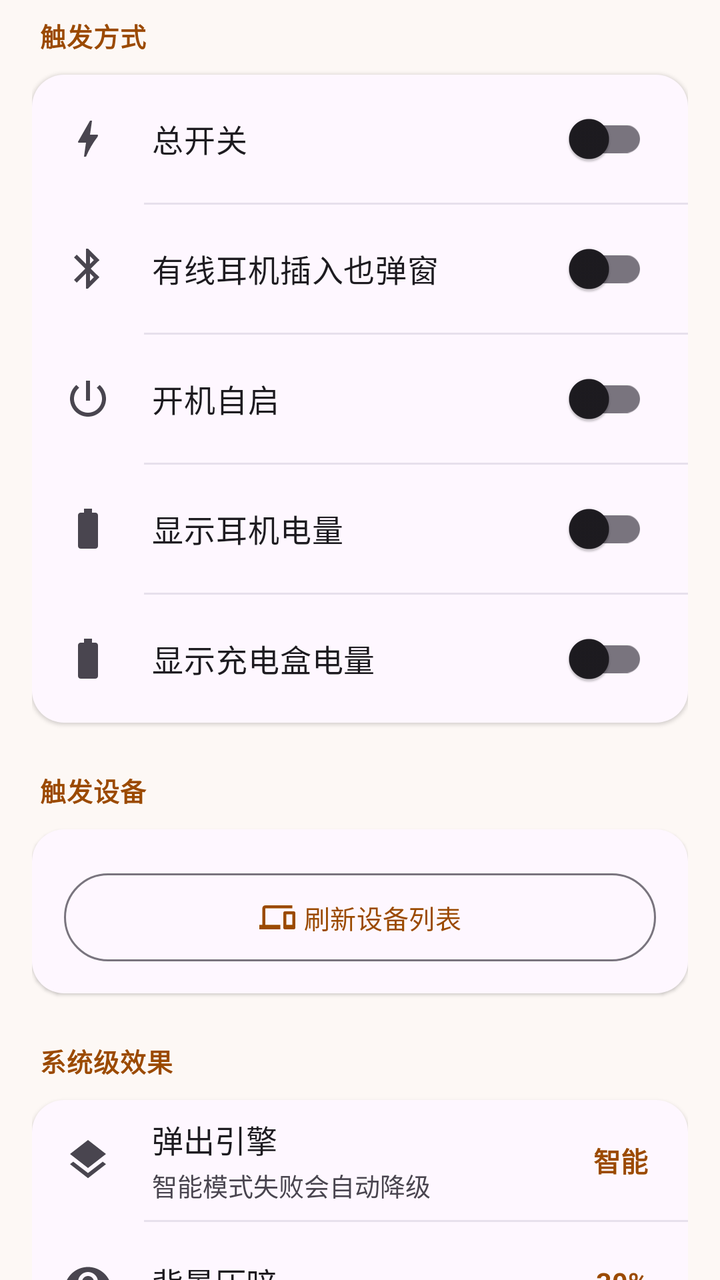
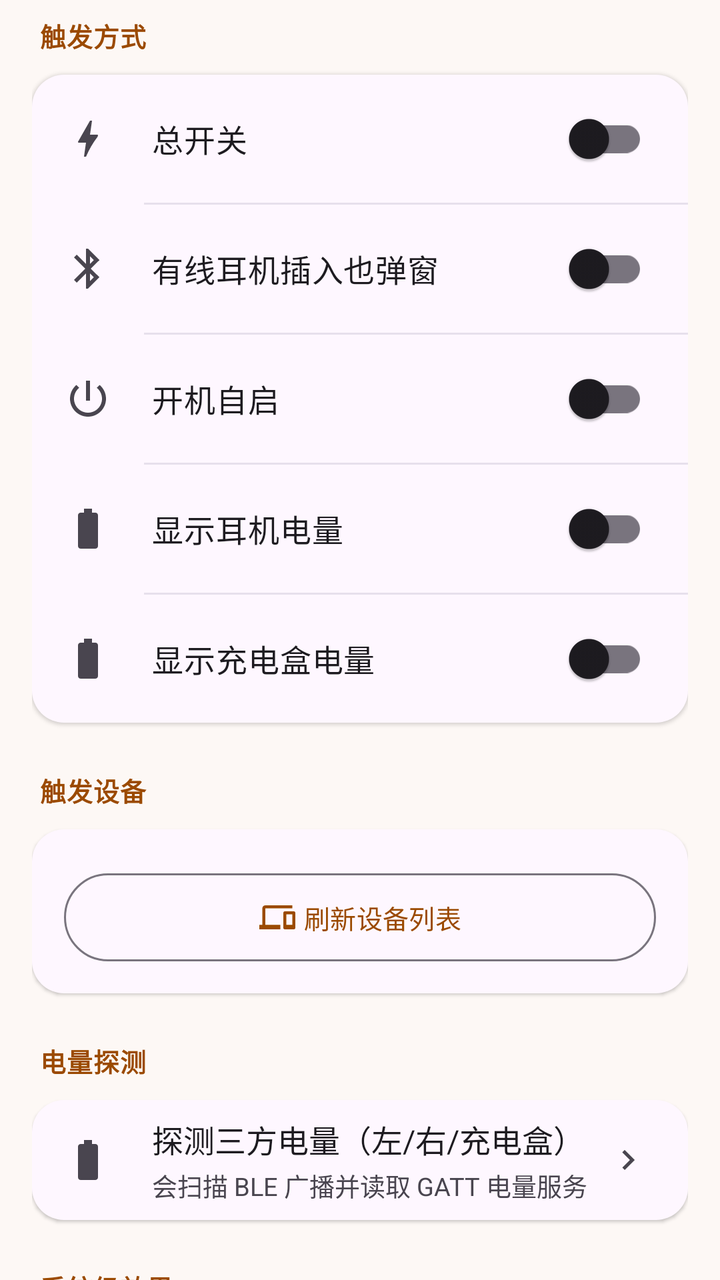

An Android layout rendered at two revisions. The XML below is the earlier revision; the diff shows what the commit changed to produce the second picture.
<!-- AndroidManifest.xml: application theme AppTheme -->
<!-- res/layout/tab_settings.xml -->
<?xml version="1.0" encoding="utf-8"?>
<androidx.core.widget.NestedScrollView xmlns:android="http://schemas.android.com/apk/res/android"
    xmlns:app="http://schemas.android.com/apk/res-auto"
    android:layout_width="match_parent"
    android:layout_height="match_parent"
    android:clipToPadding="false"
    android:overScrollMode="never"
    android:paddingStart="16dp"
    android:paddingTop="8dp"
    android:paddingEnd="16dp"
    android:paddingBottom="24dp">

    <LinearLayout
        android:layout_width="match_parent"
        android:layout_height="wrap_content"
        android:orientation="vertical">

        
        <TextView
            style="@style/TextSectionTitle"
            android:layout_marginStart="4dp"
            android:text="触发方式" />

        <LinearLayout
            style="@style/AppGroup"
            android:layout_marginTop="10dp"
            android:elevation="1dp">

            <com.google.android.material.switchmaterial.SwitchMaterial
                android:id="@+id/swMaster"
                style="@style/AppItem"
                android:drawableStart="@drawable/ic_bolt"
                android:text="总开关"
                android:textSize="15.5sp" />

            <View
                android:layout_width="match_parent"
                android:layout_height="1dp"
                android:layout_marginStart="56dp"
                android:background="?attr/colorSurfaceVariant" />

            <com.google.android.material.switchmaterial.SwitchMaterial
                android:id="@+id/swWired"
                style="@style/AppItem"
                android:drawableStart="@drawable/ic_bluetooth"
                android:text="有线耳机插入也弹窗"
                android:textSize="15.5sp" />

            <View
                android:layout_width="match_parent"
                android:layout_height="1dp"
                android:layout_marginStart="56dp"
                android:background="?attr/colorSurfaceVariant" />

            <com.google.android.material.switchmaterial.SwitchMaterial
                android:id="@+id/swAutoStart"
                style="@style/AppItem"
                android:drawableStart="@drawable/ic_power"
                android:text="开机自启"
                android:textSize="15.5sp" />

            <View
                android:layout_width="match_parent"
                android:layout_height="1dp"
                android:layout_marginStart="56dp"
                android:background="?attr/colorSurfaceVariant" />

            <com.google.android.material.switchmaterial.SwitchMaterial
                android:id="@+id/swBattery"
                style="@style/AppItem"
                android:drawableStart="@drawable/ic_battery"
                android:text="显示耳机电量"
                android:textSize="15.5sp" />

            <View
                android:layout_width="match_parent"
                android:layout_height="1dp"
                android:layout_marginStart="56dp"
                android:background="?attr/colorSurfaceVariant" />

            <com.google.android.material.switchmaterial.SwitchMaterial
                android:id="@+id/swCase"
                style="@style/AppItem"
                android:drawableStart="@drawable/ic_battery"
                android:text="显示充电盒电量"
                android:textSize="15.5sp" />
        </LinearLayout>

        
        <TextView
            style="@style/TextSectionTitle"
            android:layout_marginStart="4dp"
            android:layout_marginTop="24dp"
            android:text="触发设备" />

        <LinearLayout
            style="@style/AppGroup"
            android:layout_marginTop="10dp"
            android:elevation="1dp"
            android:padding="16dp">

            <LinearLayout
                android:id="@+id/deviceList"
                android:layout_width="match_parent"
                android:layout_height="wrap_content"
                android:orientation="vertical" />

            <com.google.android.material.button.MaterialButton
                android:id="@+id/btnRefresh"
                style="@style/AppButtonTonal"
                android:layout_width="match_parent"
                android:layout_height="wrap_content"
                android:layout_marginTop="6dp"
                android:minHeight="44dp"
                android:text="刷新设备列表"
                android:textSize="13sp"
                app:icon="@drawable/ic_devices"
                app:iconGravity="textStart" />
        </LinearLayout>

        
        <TextView
            style="@style/TextSectionTitle"
            android:layout_marginStart="4dp"
            android:layout_marginTop="24dp"
            android:text="系统级效果" />

        <LinearLayout
            style="@style/AppGroup"
            android:layout_marginTop="10dp"
            android:elevation="1dp">

            <LinearLayout
                android:id="@+id/rowEngine"
                style="@style/AppRow">

                <ImageView
                    style="@style/AppRowIcon"
                    android:contentDescription="引擎"
                    android:src="@drawable/ic_layers" />

                <LinearLayout style="@style/AppRowText">
                    <TextView
                        style="@style/TextRowTitle"
                        android:text="弹出引擎" />
                    <TextView
                        style="@style/TextRowSub"
                        android:text="智能模式失败会自动降级" />
                </LinearLayout>

                <TextView
                    android:id="@+id/tvEngine"
                    style="@style/TextRowValue"
                    android:text="智能" />
            </LinearLayout>

            <View
                android:layout_width="match_parent"
                android:layout_height="1dp"
                android:layout_marginStart="56dp"
                android:background="?attr/colorSurfaceVariant" />

            <LinearLayout
                android:id="@+id/rowDim"
                style="@style/AppRow">

                <ImageView
                    style="@style/AppRowIcon"
                    android:contentDescription="压暗"
                    android:src="@drawable/ic_preview" />

                <LinearLayout style="@style/AppRowText">
                    <TextView
                        style="@style/TextRowTitle"
                        android:text="背景压暗" />
                </LinearLayout>

                <TextView
                    android:id="@+id/tvDim"
                    style="@style/TextRowValue"
                    android:text="30%" />
            </LinearLayout>

            <View
                android:layout_width="match_parent"
                android:layout_height="1dp"
                android:layout_marginStart="56dp"
                android:background="?attr/colorSurfaceVariant" />

            <LinearLayout
                android:id="@+id/rowBlur"
                style="@style/AppRow">

                <ImageView
                    style="@style/AppRowIcon"
                    android:contentDescription="模糊"
                    android:src="@drawable/ic_preview" />

                <LinearLayout style="@style/AppRowText">
                    <TextView
                        style="@style/TextRowTitle"
                        android:text="背景模糊半径" />
                </LinearLayout>

                <TextView
                    android:id="@+id/tvBlur"
                    style="@style/TextRowValue"
                    android:text="24 dp" />
            </LinearLayout>

            <View
                android:layout_width="match_parent"
                android:layout_height="1dp"
                android:layout_marginStart="56dp"
                android:background="?attr/colorSurfaceVariant" />

            <com.google.android.material.switchmaterial.SwitchMaterial
                android:id="@+id/swLock"
                style="@style/AppItem"
                android:drawableStart="@drawable/ic_lock"
                android:text="锁屏 / 熄屏时也弹"
                android:textSize="15.5sp" />

            <View
                android:layout_width="match_parent"
                android:layout_height="1dp"
                android:layout_marginStart="56dp"
                android:background="?attr/colorSurfaceVariant" />

            <com.google.android.material.switchmaterial.SwitchMaterial
                android:id="@+id/swNoFocus"
                style="@style/AppItem"
                android:drawableStart="@drawable/ic_bolt"
                android:text="不夺取焦点（游戏时不打断）"
                android:textSize="15.5sp" />
        </LinearLayout>

        
        <TextView
            style="@style/TextSectionTitle"
            android:layout_marginStart="4dp"
            android:layout_marginTop="24dp"
            android:text="后台与省电" />

        <LinearLayout
            style="@style/AppGroup"
            android:layout_marginTop="10dp"
            android:elevation="1dp">

            <com.google.android.material.switchmaterial.SwitchMaterial
                android:id="@+id/swPowerSave"
                style="@style/AppItem"
                android:drawableStart="@drawable/ic_power"
                android:text="省电模式"
                android:textSize="15.5sp" />

            <View
                android:layout_width="match_parent"
                android:layout_height="1dp"
                android:layout_marginStart="56dp"
                android:background="?attr/colorSurfaceVariant" />

            <com.google.android.material.switchmaterial.SwitchMaterial
                android:id="@+id/swHideNoti"
                style="@style/AppItem"
                android:drawableStart="@drawable/ic_notification"
                android:text="隐藏后台通知"
                android:textSize="15.5sp" />
        </LinearLayout>

        <LinearLayout
            style="@style/AppGroup"
            android:layout_marginTop="8dp"
            android:elevation="1dp"
            android:padding="16dp">

            <TextView
                android:layout_width="match_parent"
                android:layout_height="wrap_content"
                android:lineSpacingExtra="3dp"
                android:text="Android 8 起系统强制前台服务显示通知。打开「隐藏后台通知」后本 App 会把通知降到最低级别，再点下面的按钮去系统设置关掉它，通知栏就彻底干净了，服务照常运行。"
                android:textColor="?attr/colorOnSurfaceVariant"
                android:textSize="11.5sp" />

            <com.google.android.material.button.MaterialButton
                android:id="@+id/btnNotiSettings"
                style="@style/AppButtonTonal"
                android:layout_width="match_parent"
                android:layout_height="wrap_content"
                android:layout_marginTop="12dp"
                android:minHeight="44dp"
                android:text="去系统设置关闭通知"
                android:textSize="13sp" />

            <com.google.android.material.button.MaterialButton
                android:id="@+id/btnBattery"
                style="@style/AppButtonTonal"
                android:layout_width="match_parent"
                android:layout_height="wrap_content"
                android:layout_marginTop="8dp"
                android:minHeight="44dp"
                android:text="加入电池优化白名单"
                android:textSize="13sp"
                app:icon="@drawable/ic_shield"
                app:iconGravity="textStart" />
        </LinearLayout>

        
        <TextView
            style="@style/TextSectionTitle"
            android:layout_marginStart="4dp"
            android:layout_marginTop="24dp"
            android:text="关于" />

        <LinearLayout
            style="@style/AppGroup"
            android:layout_marginTop="10dp"
            android:elevation="1dp">

            <LinearLayout
                android:id="@+id/rowMiPerm"
                style="@style/AppRow">

                <ImageView
                    style="@style/AppRowIcon"
                    android:contentDescription="授权"
                    android:src="@drawable/ic_shield" />

                <LinearLayout style="@style/AppRowText">
                    <TextView
                        style="@style/TextRowTitle"
                        android:text="复制 MIUI 授权命令" />
                    <TextView
                        style="@style/TextRowSub"
                        android:text="后台弹出界面权限" />
                </LinearLayout>

                <ImageView
                    style="@style/AppRowIcon"
                    android:layout_width="20dp"
                    android:layout_height="20dp"
                    android:contentDescription="前往"
                    android:src="@drawable/ic_chevron" />
            </LinearLayout>

            <View
                android:layout_width="match_parent"
                android:layout_height="1dp"
                android:layout_marginStart="56dp"
                android:background="?attr/colorSurfaceVariant" />

            <LinearLayout
                android:id="@+id/rowInfo"
                style="@style/AppRow">

                <ImageView
                    style="@style/AppRowIcon"
                    android:contentDescription="信息"
                    android:src="@drawable/ic_info" />

                <LinearLayout style="@style/AppRowText">
                    <TextView
                        style="@style/TextRowTitle"
                        android:text="不联网 · 不上传 · 配置仅存本地" />
                </LinearLayout>
            </LinearLayout>
        </LinearLayout>

    </LinearLayout>
</androidx.core.widget.NestedScrollView>
<!-- resources referenced by this layout -->
<resources>
  <style name="AppButtonTonal" parent="Widget.Material3.Button.OutlinedButton">
          <item name="android:layout_width">match_parent</item>
          <item name="android:insetTop">0dp</item>
          <item name="android:insetBottom">0dp</item>
          <item name="android:minHeight">52dp</item>
          <item name="android:textSize">14sp</item>
      </style>
  <style name="AppGroup">
          <item name="android:background">@drawable/bg_group</item>
          <item name="android:layout_width">match_parent</item>
          <item name="android:layout_height">wrap_content</item>
          <item name="android:orientation">vertical</item>
      </style>
  <style name="AppRowIcon">
          <item name="android:layout_width">24dp</item>
          <item name="android:layout_height">24dp</item>
          <item name="android:layout_gravity">center_vertical</item>
          <item name="android:tint">?attr/colorOnSurfaceVariant</item>
      </style>
  <style name="AppRowText">
          <item name="android:layout_width">0dp</item>
          <item name="android:layout_height">wrap_content</item>
          <item name="android:layout_weight">1</item>
          <item name="android:layout_gravity">center_vertical</item>
          <item name="android:layout_marginStart">20dp</item>
          <item name="android:orientation">vertical</item>
      </style>
  <style name="TextRowSub">
          <item name="android:layout_width">match_parent</item>
          <item name="android:layout_height">wrap_content</item>
          <item name="android:layout_marginTop">2dp</item>
          <item name="android:textSize">12.5sp</item>
          <item name="android:textColor">?attr/colorOnSurfaceVariant</item>
      </style>
  <style name="TextRowTitle">
          <item name="android:layout_width">match_parent</item>
          <item name="android:layout_height">wrap_content</item>
          <item name="android:textSize">15.5sp</item>
          <item name="android:textColor">?attr/colorOnSurface</item>
      </style>
  <style name="TextRowValue">
          <item name="android:layout_width">wrap_content</item>
          <item name="android:layout_height">wrap_content</item>
          <item name="android:layout_gravity">center_vertical</item>
          <item name="android:textSize">13.5sp</item>
          <item name="android:textStyle">bold</item>
          <item name="android:textColor">?attr/colorPrimary</item>
      </style>
  <style name="TextSectionTitle">
          <item name="android:layout_width">wrap_content</item>
          <item name="android:layout_height">wrap_content</item>
          <item name="android:textSize">13sp</item>
          <item name="android:textStyle">bold</item>
          <item name="android:letterSpacing">0.02</item>
          <item name="android:textColor">?attr/colorPrimary</item>
      </style>
  <!-- drawable bg_group (drawable) -->
  <?xml version="1.0" encoding="utf-8"?>
  <shape xmlns:android="http://schemas.android.com/apk/res/android"
      android:shape="rectangle">
      <solid android:color="?attr/colorSurface" />
      <corners android:radius="16dp" />
  </shape>
  <color name="md_primary">#FF9B4A00</color>
  <color name="md_on_primary">#FFFFFFFF</color>
  <color name="md_primary_container">#FFFFDCC2</color>
  <color name="md_on_primary_container">#FF2E1500</color>
  <color name="md_secondary_container">#FFF3DDD3</color>
  <color name="md_on_secondary_container">#FF2B1710</color>
  <color name="md_tertiary_container">#FFD8E9D6</color>
  <color name="md_on_tertiary_container">#FF10200F</color>
  <color name="md_error">#FFBA1A1A</color>
  <color name="md_error_container">#FFFFDAD6</color>
  <color name="md_on_error_container">#FF410002</color>
  <color name="md_background">#FFFDF8F5</color>
  <!-- unchanged entries left out for length: 15 -->
</resources>

<!-- the commit's change to res/layout/tab_settings.xml (unified diff, before → after) -->
@@ -123,6 +123,46 @@
             style="@style/TextSectionTitle"
             android:layout_marginStart="4dp"
             android:layout_marginTop="24dp"
+            android:text="电量探测" />
+
+        <LinearLayout
+            style="@style/AppGroup"
+            android:layout_marginTop="10dp"
+            android:elevation="1dp">
+
+            <LinearLayout
+                android:id="@+id/rowProbe"
+                style="@style/AppRow">
+
+                <ImageView
+                    style="@style/AppRowIcon"
+                    android:contentDescription="探测"
+                    android:src="@drawable/ic_battery" />
+
+                <LinearLayout style="@style/AppRowText">
+                    <TextView
+                        style="@style/TextRowTitle"
+                        android:text="探测三方电量（左/右/充电盒）" />
+                    <TextView
+                        style="@style/TextRowSub"
+                        android:id="@+id/tvProbeHint"
+                        android:text="会扫描 BLE 广播并读取 GATT 电量服务" />
+                </LinearLayout>
+
+                <ImageView
+                    style="@style/AppRowIcon"
+                    android:layout_width="20dp"
+                    android:layout_height="20dp"
+                    android:contentDescription="前往"
+                    android:src="@drawable/ic_chevron" />
+            </LinearLayout>
+        </LinearLayout>
+
+        
+        <TextView
+            style="@style/TextSectionTitle"
+            android:layout_marginStart="4dp"
+            android:layout_marginTop="24dp"
             android:text="系统级效果" />
 
         <LinearLayout
